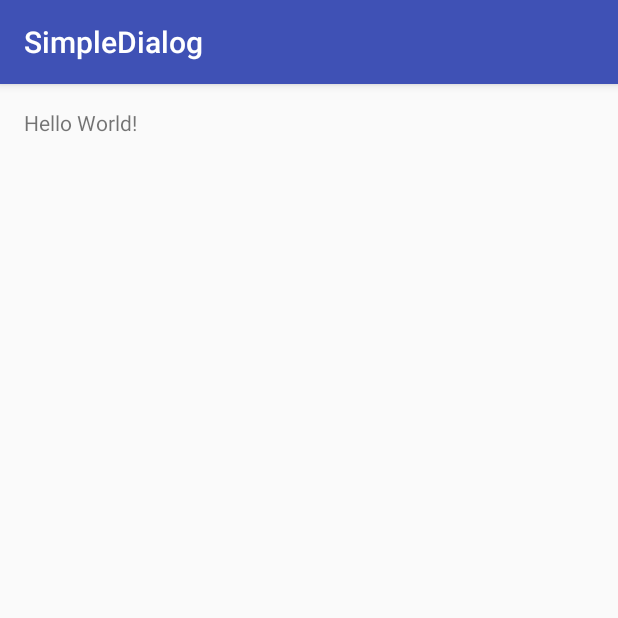
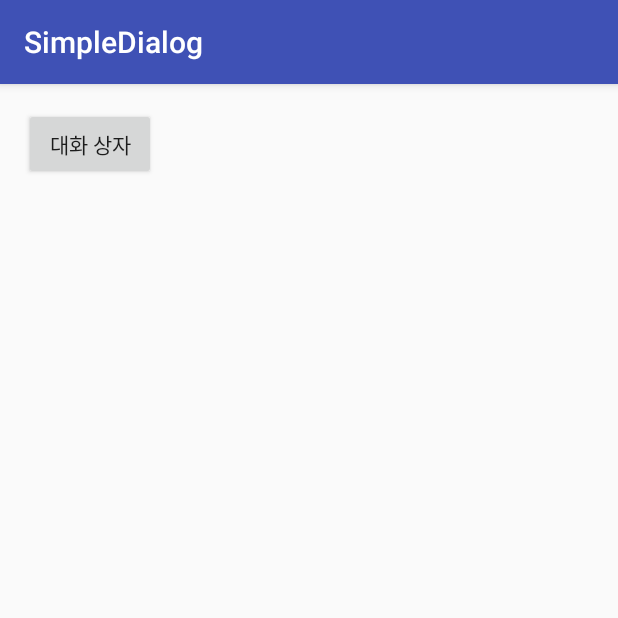
Before and after one commit to myoungokKim/simpledialog, an Android app: the screen it shows after launch (MainActivity), on a phone screen of 412 x 824 dp, the top half of it. Run offline under Robolectric (Android 15) with nearby library versions, the phone set to English and light mode, and no system bars.

Commit message:
#1 Edit MainActivity Layout

```diff
--- a/app/src/main/res/layout/activity_main.xml
+++ b/app/src/main/res/layout/activity_main.xml
@@ -7,10 +7,13 @@
     android:paddingLeft="@dimen/activity_horizontal_margin"
     android:paddingRight="@dimen/activity_horizontal_margin"
     android:paddingTop="@dimen/activity_vertical_margin"
-    tools:context="kr.hs.emirim.cheese0414.simpledialog.MainActivity">
+    tools:context="kr.hs.emirim.cheese0414.simpledialog.MainActivity"
+    android:orientation="vertical"
+    >
 
-    <TextView
+    <Button
         android:layout_width="wrap_content"
         android:layout_height="wrap_content"
-        android:text="Hello World!" />
+        android:text="@string/but_text"
+        />
 </RelativeLayout>
--- a/app/src/main/res/values/strings.xml
+++ b/app/src/main/res/values/strings.xml
@@ -1,3 +1,4 @@
 <resources>
     <string name="app_name">SimpleDialog</string>
+    <string name="but_text">대화 상자</string>
 </resources>
```
